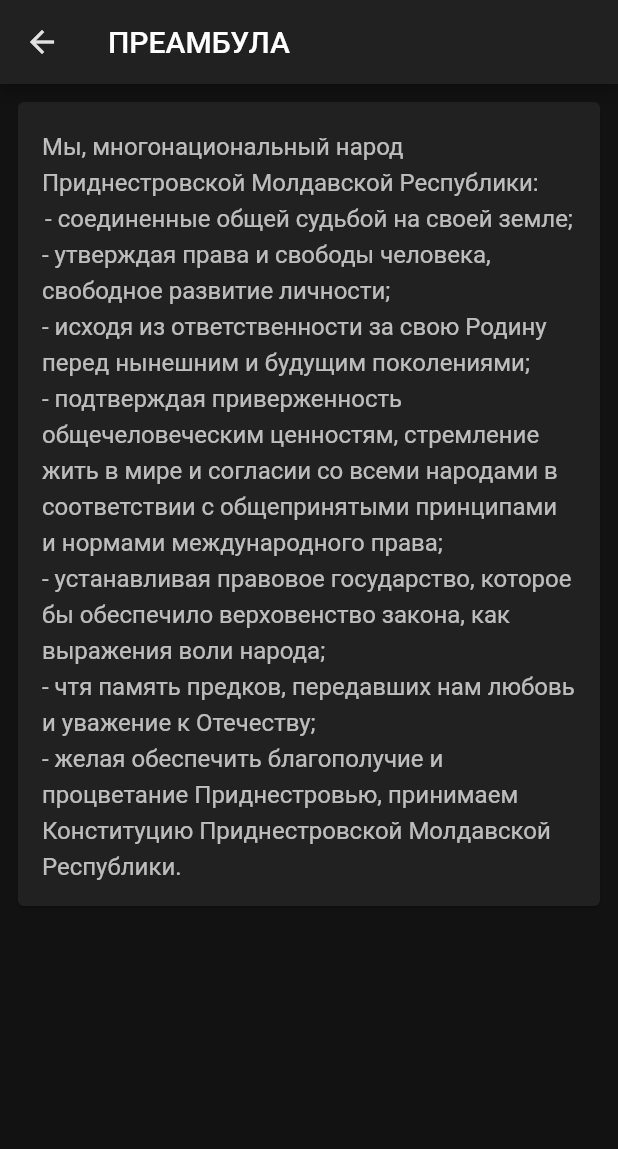
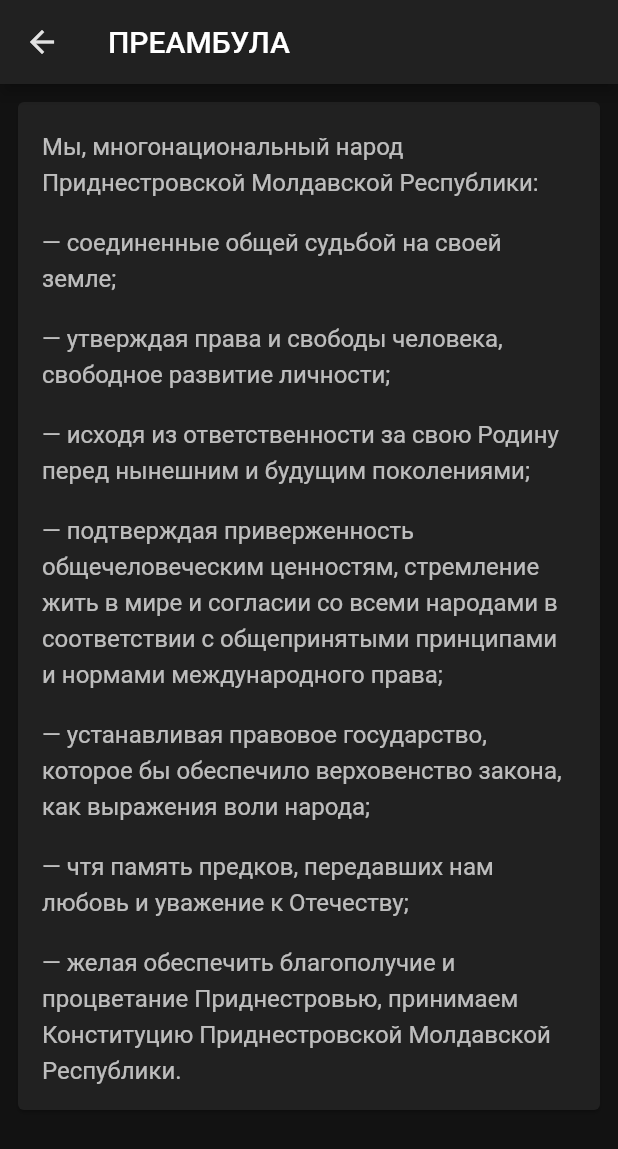
Before and after one commit to slavabelaev/constitution-flutter-app, a Flutter app: the screen it shows after launch, after a tap on an icon or button, on a phone screen of 412 x 824 dp. Shown: the top 1149 px of the screen. Run offline on Flutter 3.47's test engine with Material 2 defaults, Android fonts, the phone set to English and light mode, and no system bars; our stand-ins replace material_design_icons_flutter, share.

Commit message:
style(preamble): replaced - to —

```diff
--- a/lib/content/ru/preamble.dart
+++ b/lib/content/ru/preamble.dart
@@ -3,12 +3,12 @@ import '../../classes/preamble.dart';
 Preamble preamble = Preamble(
   paragraphs: [
     "Мы, многонациональный народ Приднестровской Молдавской Республики:",
-    "- соединенные общей судьбой на своей земле;",
-    "- утверждая права и свободы человека, свободное развитие личности;",
-    "- исходя из ответственности за свою Родину перед нынешним и будущим поколениями;",
-    "- подтверждая приверженность общечеловеческим ценностям, стремление жить в мире и согласии со всеми народами в соответствии с общепринятыми принципами и нормами международного права;",
-    "- устанавливая правовое государство, которое бы обеспечило верховенство закона, как выражения воли народа;",
-    "- чтя память предков, передавших нам любовь и уважение к Отечеству;",
-    "- желая обеспечить благополучие и процветание Приднестровью, принимаем Конституцию Приднестровской Молдавской Республики."
+    "— соединенные общей судьбой на своей земле;",
+    "— утверждая права и свободы человека, свободное развитие личности;",
+    "— исходя из ответственности за свою Родину перед нынешним и будущим поколениями;",
+    "— подтверждая приверженность общечеловеческим ценностям, стремление жить в мире и согласии со всеми народами в соответствии с общепринятыми принципами и нормами международного права;",
+    "— устанавливая правовое государство, которое бы обеспечило верховенство закона, как выражения воли народа;",
+    "— чтя память предков, передавших нам любовь и уважение к Отечеству;",
+    "— желая обеспечить благополучие и процветание Приднестровью, принимаем Конституцию Приднестровской Молдавской Республики."
   ]
 );
--- a/lib/routes/preamble_route.dart
+++ b/lib/routes/preamble_route.dart
@@ -11,7 +11,11 @@ class PreambleRoute extends StatelessWidget {
   final String title;
 
   Widget _buildParagraph(paragraph) {
-    return Text(paragraph);
+    bool isLast = preamble.paragraphs.last == paragraph;
+    return Container(
+      child: Text(paragraph),
+      margin: EdgeInsets.only(bottom: isLast ? 0 : 16.0),
+    );
   }
 
   Widget _buildPreamble() {
```
